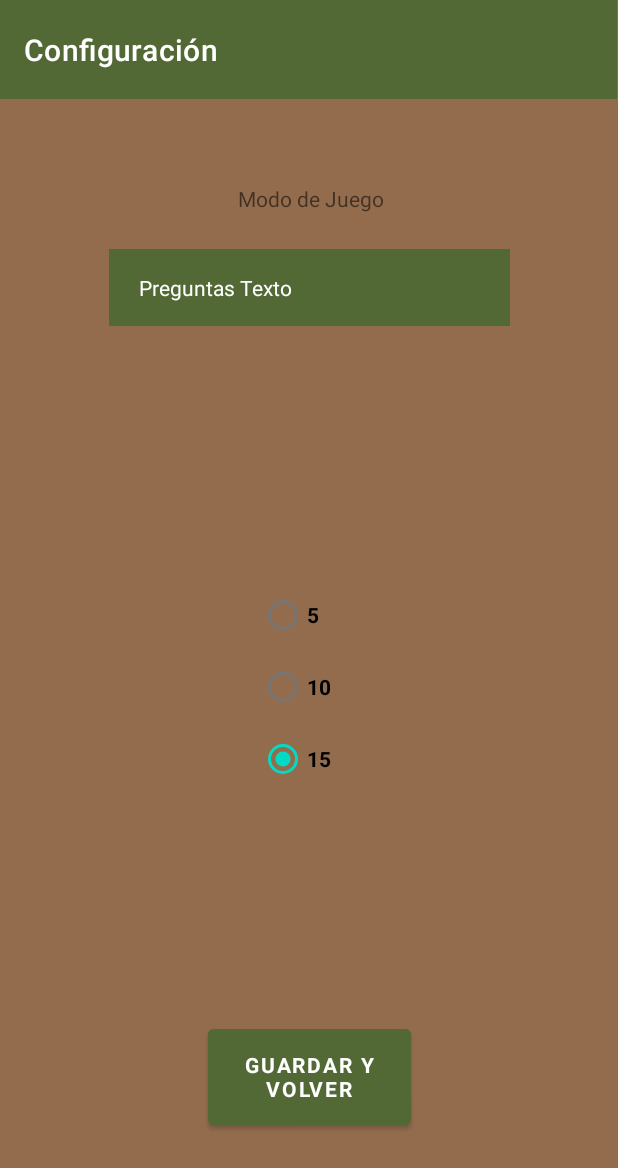
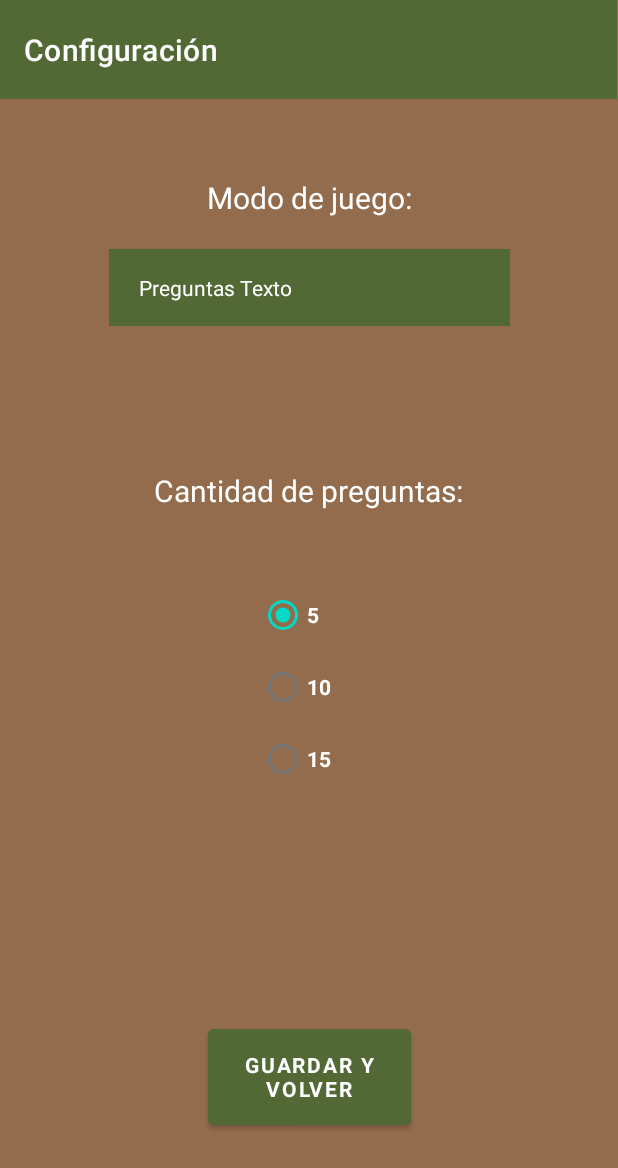
Before and after one commit to darkops96/DADM_MineQuiz, an Android app: the Activity_Configuration screen opened directly, with no data from a screen before it, on a phone screen of 412 x 824 dp. Shown: the top 1168 px of the screen. Run offline under Robolectric (Android 15) with nearby library versions, the phone set to English and light mode, and no system bars; our stand-ins replace Room's generated code; Roboto replaces fonts that are not available here; 1 statement that could not run was skipped.

Commit message:
Configuración persistente funcional y número de preguntas a medio hacer

```diff
--- a/DADM_Prac1/app/src/main/java/com/example/dadm_prac1/Activity_Configuration.java
+++ b/DADM_Prac1/app/src/main/java/com/example/dadm_prac1/Activity_Configuration.java
@@ -1,8 +1,10 @@
 package com.example.dadm_prac1;
 
 import androidx.appcompat.app.AppCompatActivity;
+import androidx.appcompat.app.AppCompatDelegate;
 
 import android.content.Intent;
+import android.os.Build;
 import android.os.Bundle;
 import android.view.View;
 import android.widget.AdapterView;
@@ -19,17 +21,29 @@ public class Activity_Configuration extends AppCompatActivity {
     private int mode;
     private String user;
     RadioGroup numPregs;
-    private int numPreguntas = 0;
+    private int numPreguntas;
+    private RoomUsersDB database;
+
     @Override
     protected void onCreate(Bundle savedInstanceState) {
         super.onCreate(savedInstanceState);
+        AppCompatDelegate.setDefaultNightMode(AppCompatDelegate.MODE_NIGHT_NO);
         setContentView(R.layout.activity_configuration);
+
+        database = RoomUsersDB.getInstance(this);
+
         Intent intent = getIntent();
         user = intent.getStringExtra("User").toString().trim();
-        mode = intent.getIntExtra("Gamemode", -1);
-        spinner = (Spinner) findViewById(R.id.spinner);
+
+        mode = intent.getIntExtra("Gamemode", 0);
+        numPreguntas = intent.getIntExtra("numPregs", 0);
+
+
+        spinner = (Spinner) findViewById(R.id.spinnerMode);
         String[] gamemode = new String[]{"Preguntas Texto", "Preguntas Imágenes", "Preguntas Multimedia"};
         spinner.setAdapter(new ArrayAdapter<String>(this, R.layout.spinner_item,gamemode));
+        spinner.setSelection(mode);
+
         spinner.setOnItemSelectedListener(new AdapterView.OnItemSelectedListener() {
             @Override
             public void onItemSelected(AdapterView<?> adapterView, View view, int i, long l) {
@@ -40,14 +54,16 @@ public class Activity_Configuration extends AppCompatActivity {
                 mode = 0;
             }
         });
+
         back = (Button) findViewById(R.id.buttonExit);
         back.setOnClickListener(new View.OnClickListener(){
             @Override
             public void onClick(View view){ OpenMenu();}
         });
-        numPreguntas=2;
+
         numPregs = (RadioGroup) findViewById(R.id.numPreguntas);
-
+        RadioButton aux = (RadioButton) numPregs.getChildAt(numPreguntas);
+        aux.setChecked(true);
         numPregs.setOnCheckedChangeListener(new RadioGroup.OnCheckedChangeListener() {
             @Override
             public void onCheckedChanged(RadioGroup radioGroup, int buttonChecked) {
@@ -59,6 +75,11 @@ public class Activity_Configuration extends AppCompatActivity {
     }
 
     public void OpenMenu(){
+        if(!user.equals("Steve")) {
+            database.mainDao().updateQuizType(user, mode);
+            database.mainDao().updateNumPregs(user, numPreguntas);
+        }
+
         Intent intent = new Intent(this, MainActivity.class);
         intent.putExtra("User", user);
         intent.putExtra("Gamemode",mode);
@@ -68,4 +89,26 @@ public class Activity_Configuration extends AppCompatActivity {
         finish();
     }
 
+    @Override
+    public void onWindowFocusChanged(boolean hasFocus) {
+        super.onWindowFocusChanged(hasFocus);
+        if (hasFocus) {
+            View decorView = getWindow().getDecorView();
+            if (Build.VERSION.SDK_INT < Build.VERSION_CODES.KITKAT) {
+                decorView.setSystemUiVisibility(View.SYSTEM_UI_FLAG_LAYOUT_STABLE
+                        | View.SYSTEM_UI_FLAG_LAYOUT_FULLSCREEN
+                        | View.SYSTEM_UI_FLAG_FULLSCREEN
+                        | View.SYSTEM_UI_FLAG_LOW_PROFILE);
+            }
+            else {
+                decorView.setSystemUiVisibility(View.SYSTEM_UI_FLAG_LAYOUT_STABLE
+                        | View.SYSTEM_UI_FLAG_LAYOUT_FULLSCREEN
+                        | View.SYSTEM_UI_FLAG_FULLSCREEN
+                        | View.SYSTEM_UI_FLAG_LAYOUT_HIDE_NAVIGATION
+                        | View.SYSTEM_UI_FLAG_HIDE_NAVIGATION
+                        | View.SYSTEM_UI_FLAG_IMMERSIVE_STICKY);
+            }
+        }
+    }
+
 }
--- a/DADM_Prac1/app/src/main/java/com/example/dadm_prac1/Activity_NewUser.java
+++ b/DADM_Prac1/app/src/main/java/com/example/dadm_prac1/Activity_NewUser.java
@@ -84,6 +84,8 @@ public class Activity_NewUser extends AppCompatActivity {
                         data.setUsername(sText);
                         data.setPoints(0);
                         data.setTimesPlayed(0);
+                        data.setNumPreg(0);
+                        data.setQuizMode(0);
 
                         ZoneId spain = ZoneId.of("Europe/Paris");
                         ZonedDateTime zdt = Instant.now().atZone(spain);
--- a/DADM_Prac1/app/src/main/java/com/example/dadm_prac1/Activity_Score.java
+++ b/DADM_Prac1/app/src/main/java/com/example/dadm_prac1/Activity_Score.java
@@ -16,6 +16,7 @@ public class Activity_Score extends AppCompatActivity {
     private int mode;
     private String user;
     private RoomUsersDB database;
+    private int numPregs;
 
     @Override
     protected void onCreate(Bundle savedInstanceState) {
@@ -26,6 +27,7 @@ public class Activity_Score extends AppCompatActivity {
         int score = intent.getIntExtra("Score", -1);
         mode = intent.getIntExtra("Gamemode", -1);
         user = intent.getStringExtra("User").toString().trim();
+        numPregs = intent.getIntExtra("numPregs", 0);
         TextView scorewT = findViewById(R.id.score);
         if(score == 1){
             scorewT.setText("¡Has obtenido \n"+score+" punto!");
@@ -54,12 +56,15 @@ public class Activity_Score extends AppCompatActivity {
     public void OpenQuiz(){
         Intent intent = new Intent(this, Activity_Quiz.class);
         intent.putExtra("Gamemode", mode);
+        intent.putExtra("numPregs", numPregs);
         intent.putExtra("User", user);
         startActivity(intent);
         finish();
     }
     public void OpenMenu(){
         Intent intent = new Intent(this, MainActivity.class);
+        intent.putExtra("Gamemode", mode);
+        intent.putExtra("numPregs", numPregs);
         intent.putExtra("User", user);
         startActivity(intent);
         finish();
--- a/DADM_Prac1/app/src/main/java/com/example/dadm_prac1/MainAdapter.java
+++ b/DADM_Prac1/app/src/main/java/com/example/dadm_prac1/MainAdapter.java
@@ -182,6 +182,8 @@ public class MainAdapter extends RecyclerView.Adapter<MainAdapter.ViewHolder> {
     public void OpenMenu(String username){
         Intent intent = new Intent(context, MainActivity.class);
         intent.putExtra("User", username);
+        intent.putExtra("Gamemode", database.mainDao().getQuizType(username));
+        intent.putExtra("numPregs", database.mainDao().getNumPregs(username));
         context.startActivity(intent);
         context.finish();
     }
--- a/DADM_Prac1/app/src/main/java/com/example/dadm_prac1/RegisterActivity.java
+++ b/DADM_Prac1/app/src/main/java/com/example/dadm_prac1/RegisterActivity.java
@@ -65,6 +65,8 @@ public class RegisterActivity extends AppCompatActivity {
     public void OpenMenu(){
         Intent intent = new Intent(this, MainActivity.class);
         intent.putExtra("User", "Steve");
+        intent.putExtra("Gamemode", 0);
+        intent.putExtra("numPregs", 0);
         startActivity(intent);
     }
 
--- a/DADM_Prac1/app/src/main/java/com/example/dadm_prac1/UserDao.java
+++ b/DADM_Prac1/app/src/main/java/com/example/dadm_prac1/UserDao.java
@@ -40,6 +40,14 @@ public interface UserDao {
     @Query("UPDATE users SET PartidasJugadas = :sGames WHERE username = :sUsername")
     void updateGames(String sUsername, int sGames);
 
+    //Update quiz type query
+    @Query("UPDATE users SET ModoPreguntas = :sType WHERE username = :sUsername")
+    void updateQuizType(String sUsername, int sType);
+
+    //Update amount of questions query
+    @Query("UPDATE users SET NumeroPreguntas = :sNumPregs WHERE username = :sUsername")
+    void updateNumPregs(String sUsername, int sNumPregs);
+
     //Get all data query
     @Query("SELECT * FROM users")
     List<UserData> getAll();
@@ -51,4 +59,12 @@ public interface UserDao {
     //Get user times played query
     @Query("SELECT PartidasJugadas FROM users WHERE username = :sUsername")
     int getTimes(String sUsername);
+
+    //Get quiz type query
+    @Query("SELECT ModoPreguntas FROM users WHERE username = :sUsername")
+    int getQuizType(String sUsername);
+
+    //Get amount of questions query
+    @Query("SELECT NumeroPreguntas FROM users WHERE username = :sUsername")
+    int getNumPregs(String sUsername);
 }
--- a/DADM_Prac1/app/src/main/res/layout/activity_configuration.xml
+++ b/DADM_Prac1/app/src/main/res/layout/activity_configuration.xml
@@ -35,7 +35,7 @@
         app:layout_constraintStart_toStartOf="parent" />
 
     <Spinner
-        android:id="@+id/spinner"
+        android:id="@+id/spinnerMode"
         android:layout_width="267dp"
         android:layout_height="51dp"
         android:layout_marginTop="100dp"
@@ -52,13 +52,31 @@
         android:id="@+id/textView3"
         android:layout_width="wrap_content"
         android:layout_height="wrap_content"
+        android:layout_marginStart="130dp"
         android:layout_marginTop="52dp"
-        android:layout_marginEnd="156dp"
-        android:text="Modo de Juego"
-        app:layout_constraintBottom_toTopOf="@+id/spinner"
+        android:layout_marginEnd="130dp"
+        android:text="Modo de juego:"
+        android:textColor="#FFFFFF"
+        android:textSize="20dp"
         app:layout_constraintEnd_toEndOf="parent"
-        app:layout_constraintTop_toBottomOf="@+id/MenuToolbar"
-        app:layout_constraintVertical_bias="0.172" />
+        app:layout_constraintHorizontal_bias="0.52"
+        app:layout_constraintStart_toStartOf="parent"
+        app:layout_constraintTop_toBottomOf="@+id/MenuToolbar" />
+
+    <TextView
+        android:id="@+id/textView4"
+        android:layout_width="wrap_content"
+        android:layout_height="wrap_content"
+        android:layout_marginStart="130dp"
+        android:layout_marginTop="96dp"
+        android:layout_marginEnd="130dp"
+        android:text="Cantidad de preguntas:"
+        android:textColor="#FFFFFF"
+        android:textSize="20dp"
+        app:layout_constraintEnd_toEndOf="parent"
+        app:layout_constraintHorizontal_bias="0.508"
+        app:layout_constraintStart_toStartOf="parent"
+        app:layout_constraintTop_toBottomOf="@+id/spinnerMode" />
 
     <TableRow
         android:layout_width="200dp"
@@ -86,7 +104,7 @@
                 android:layout_height="wrap_content"
                 android:fontFamily="@font/asap"
                 android:text="5"
-                android:textColor="#000000"
+                android:textColor="#FFFFFF"
                 android:textStyle="bold" />
 
             <RadioButton
@@ -95,17 +113,17 @@
                 android:layout_height="wrap_content"
                 android:fontFamily="@font/asap"
                 android:text="10"
-                android:textColor="#000000"
+                android:textColor="#FFFFFF"
                 android:textStyle="bold" />
 
             <RadioButton
                 android:id="@+id/preg15"
                 android:layout_width="wrap_content"
                 android:layout_height="wrap_content"
-                android:checked="true"
+                android:checked="false"
                 android:fontFamily="@font/asap"
                 android:text="15"
-                android:textColor="#000000"
+                android:textColor="#FFFFFF"
                 android:textStyle="bold" />
 
         </RadioGroup>
```
Also changed, not shown: DADM_Prac1/app/src/main/java/com/example/dadm_prac1/Activity_Quiz.java (+21 -10 lines), DADM_Prac1/app/src/main/java/com/example/dadm_prac1/MainActivity.java (+3 -5 lines), DADM_Prac1/app/src/main/java/com/example/dadm_prac1/UserData.java (+22 -0 lines), DADM_Prac1/app/src/main/res/layout/activity_main.xml (+5 -6 lines), DADM_Prac1/app/src/main/res/layout/activity_quiz.xml (+11 -0 lines).
